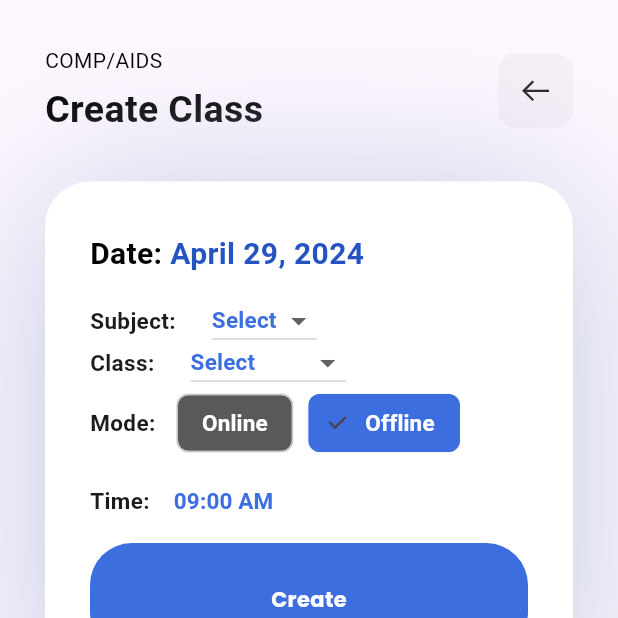
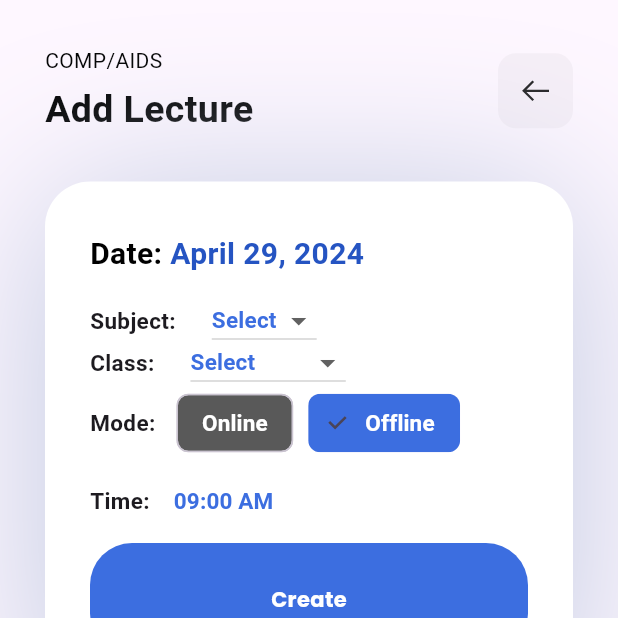
Before and after one commit to ryucraftz/itrack, a Flutter app: the AddClass screen opened directly, on a phone screen of 412 x 824 dp, the top half of it. Run offline on Flutter 3.47's test engine with Material 3 defaults, Android fonts, the phone set to English and light mode, and no system bars; our stand-ins replace firebase_auth, firebase_core, firebase_database, geolocator, google_fonts, line_icons and 2 more; missing offline and left inert: day_night_time_picker, dialogs; accounts and stored records are empty.

Commit message:
1st phase..

```diff
--- a/lib/admin/add_class.dart
+++ b/lib/admin/add_class.dart
@@ -74,7 +74,7 @@ class _AddClassState extends State<AddClass> {
                           height: 5,
                         ),
                         Text(
-                          'Create Class',
+                          'Add Lecture',
                           style: TextStyle(
                               fontSize: 25,
                               fontWeight: FontWeight.bold,
--- a/lib/admin/admin_dashb.dart
+++ b/lib/admin/admin_dashb.dart
@@ -1,6 +1,8 @@
 import 'package:flutter/material.dart';
 import 'package:itrack/admin/add_class.dart';
 import 'package:itrack/admin/add_student.dart';
+import 'package:itrack/admin/insem.dart';
+import 'package:itrack/admin/queries.dart';
 import 'package:itrack/admin/student_list.dart';
 import 'package:itrack/admin/view_classes.dart';
 import 'package:itrack/main.dart';
@@ -116,8 +118,7 @@ class _AdminDashboardState extends State<AdminDashboard> {
                             width: (size.width),
                             child: Column(
                               crossAxisAlignment: CrossAxisAlignment.start,
-                                mainAxisAlignment:
-                                    MainAxisAlignment.spaceBetween,
+                              mainAxisAlignment: MainAxisAlignment.spaceBetween,
                               children: [
                                 const Text(
                                   "Number of Students",
@@ -239,8 +240,7 @@ class _AdminDashboardState extends State<AdminDashboard> {
                                 color: ThemeColor.secondary,
                                 borderRadius: BorderRadius.circular(20)),
                             child: const Center(
-                                child:
-                                    Icon(LineIcons.plus, color: Colors.white),
+                              child: Icon(LineIcons.plus, color: Colors.white),
                             ),
                           ),
                         ),
@@ -270,7 +270,7 @@ class _AdminDashboardState extends State<AdminDashboard> {
                       mainAxisAlignment: MainAxisAlignment.spaceBetween,
                       children: [
                         const Text(
-                            "Create Class",
+                          "Add Lecture",
                           style: TextStyle(
                               fontSize: 17,
                               color: ThemeColor.black,
@@ -291,8 +291,7 @@ class _AdminDashboardState extends State<AdminDashboard> {
                                 color: ThemeColor.secondary,
                                 borderRadius: BorderRadius.circular(20)),
                             child: const Center(
-                                child:
-                                    Icon(LineIcons.plus, color: Colors.white),
+                              child: Icon(LineIcons.plus, color: Colors.white),
                             ),
                           ),
                         ),
@@ -352,8 +351,113 @@ class _AdminDashboardState extends State<AdminDashboard> {
                     ),
                   ),
                 ),
+                const SizedBox(
+                  height: 30,
+                ),
+                // Row(
+                //   mainAxisAlignment: MainAxisAlignment.spaceBetween,
+                //   children: [
+                //     GestureDetector(
+                //       onTap: () {
+                //         Navigator.push(
+                //           context,
+                //           MaterialPageRoute(
+                //               builder: (context) => const UploadIS()),
+                //         );
+                //       },
+                //       child: Container(
+                //         width: (size.width / 2.5),
+                //         height: (size.width / 2.5),
+                //         decoration: BoxDecoration(
+                //             boxShadow: const [
+                //               BoxShadow(
+                //                   color: ThemeColor.shadow,
+                //                   blurRadius: 10,
+                //                   spreadRadius: 0.1,
+                //                   offset: Offset(0, 10)),
+                //             ],
+                //             color: ThemeColor.white,
+                //             borderRadius: BorderRadius.circular(20)),
+                //         child: Column(
+                //           mainAxisAlignment: MainAxisAlignment.spaceEvenly,
+                //           children: const [
+                //             SizedBox(
+                //               height: 1,
+                //             ),
+                //             Icon(
+                //               LineIcons.chevronUp,
+                //               size: 50,
+                //               color: ThemeColor.primary,
+                //             ),
+                //             Center(
+                //               child: Text(
+                //                 "Upload  In-Sem  Marks",
+                //                 textAlign: TextAlign.center,
+                //                 style: TextStyle(
+                //                   fontSize: 17,
+                //                   color: ThemeColor.black,
+                //                   fontWeight: FontWeight.w600,
+                //                 ),
+                //               ),
+                //             ),
+                //             SizedBox(
+                //               height: 20,
+                //             )
+                //           ],
+                //         ),
+                //       ),
+                //     ),
+                //     GestureDetector(
+                //       onTap: () {
+                //         Navigator.push(
+                //           context,
+                //           MaterialPageRoute(
+                //               builder: (context) => const ViewQueries()),
+                //         );
+                //       },
+                //       child: Container(
+                //         width: (size.width / 2.5),
+                //         height: (size.width / 2.5),
+                //         decoration: BoxDecoration(
+                //             boxShadow: const [
+                //               BoxShadow(
+                //                   color: ThemeColor.shadow,
+                //                   blurRadius: 10,
+                //                   spreadRadius: 0.1,
+                //                   offset: Offset(0, 10)),
+                //             ],
+                //             color: ThemeColor.white,
+                //             borderRadius: BorderRadius.circular(20)),
+                //         child: Column(
+                //           mainAxisAlignment: MainAxisAlignment.spaceEvenly,
+                //           children: const [
+                //             SizedBox(
+                //               height: 1,
+                //             ),
+                //             Icon(
+                //               LineIcons.question,
+                //               size: 50,
+                //               color: ThemeColor.primary,
+                //             ),
+                //             Text(
+                //               "View  Queries",
+                //               style: TextStyle(
+                //                   fontSize: 17,
+                //                   color: ThemeColor.black,
+                //                   fontWeight: FontWeight.w600),
+                //             ),
+                //             SizedBox(
+                //               height: 20,
+                //             )
+                //           ],
+                //         ),
+                //       ),
+                //     ),
+                //   ],
+                // ),
               ],
-              )),
+            ),
+          ),
         ),
       ),
     );
```
Also changed, not shown: lib/admin/insem.dart (added, +56 -0 lines), lib/admin/queries.dart (added, +56 -0 lines). Lines whose indentation alone changed are shown as unchanged.
